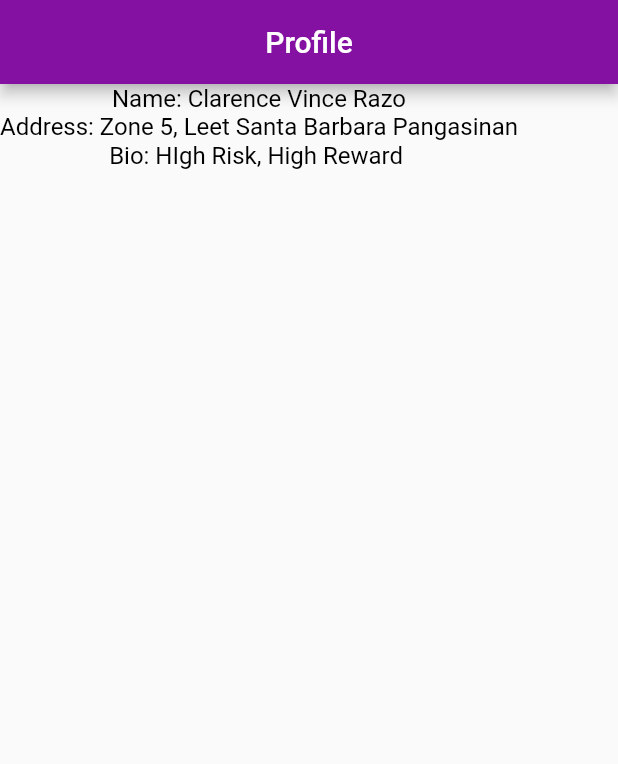
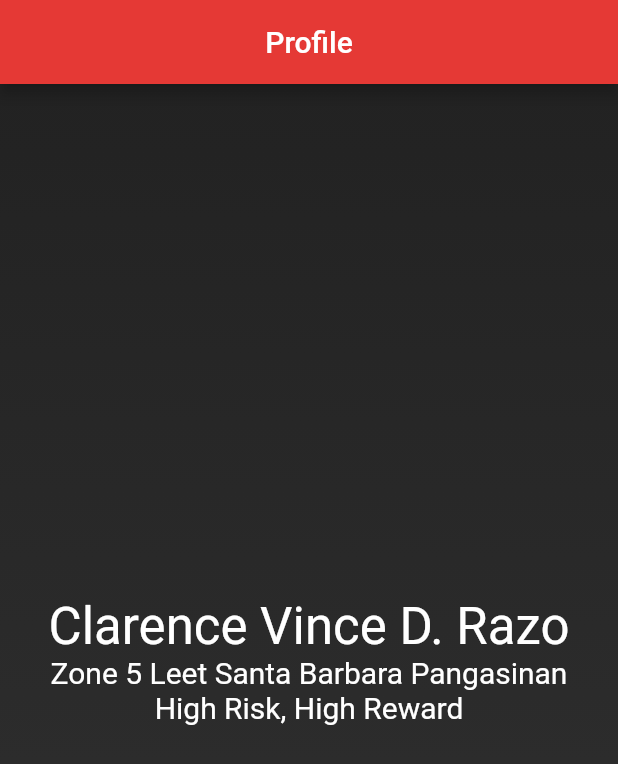
Before and after one commit to psuuc-cvdrazo/MAD1_LabActivity, a Flutter app: the screen it shows after launch, on a phone screen of 412 x 824 dp. Shown: the top 764 px of the screen. Run offline on Flutter 3.47's test engine with Material 2 defaults, Android fonts, the phone set to English and light mode, and no system bars.

Commit message:
main.dart

```diff
--- a/lib/main.dart
+++ b/lib/main.dart
@@ -13,31 +13,45 @@ class Home extends StatelessWidget {
       appBar: AppBar(
         title: Text('Profile'),
         centerTitle: true,
-          backgroundColor: Color.fromARGB(255, 133, 17, 162),
+        backgroundColor: Colors.red[600],
       ),
-        body: Column(// or Row or Wrap
+      body: Container(
+        decoration: BoxDecoration(
+          gradient: LinearGradient(
+            begin: Alignment.topCenter,
+            end: Alignment.bottomCenter,
+            colors: [Color(0xFF222222), Color(0xFF333333)],
+          ),
+        ),
+        child: Center(
+          child: Column(
+            mainAxisAlignment: MainAxisAlignment.center,
             children: [
               Text(
-            'Name: Clarence Vince Razo',
+                'Clarence Vince D. Razo',
                 style: TextStyle(
-                    fontSize: 16,
-                    fontWeight: FontWeight.normal,
-                    color: Colors.black),
+                  color: Colors.white,
+                  fontSize: 34,
+                ),
               ),
               Text(
-            'Address: Zone 5, Leet Santa Barbara Pangasinan',
+                'Zone 5 Leet Santa Barbara Pangasinan',
                 style: TextStyle(
-                    fontSize: 16,
-                    fontWeight: FontWeight.normal,
-                    color: Colors.black),
+                  color: Colors.white,
+                  fontSize: 20,
+                ),
               ),
               Text(
-            "Bio: HIgh Risk, High Reward ",
+                "High Risk, High Reward",
                 style: TextStyle(
-                    fontSize: 16,
-                    fontWeight: FontWeight.normal,
-                    color: Colors.black),
+                  color: Colors.white,
+                  fontSize: 20,
                 ),
-        ]));
+              ),
+            ],
+          ),
+        ),
+      ),
+    );
   }
 }
```
Lines whose indentation alone changed are shown as unchanged.
